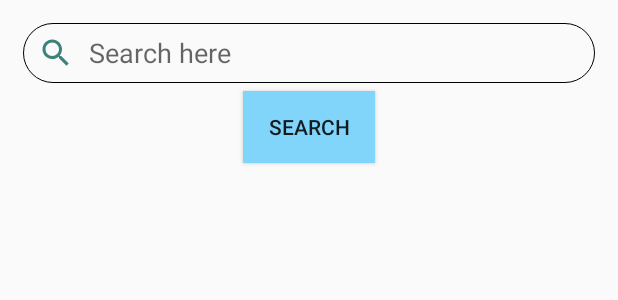
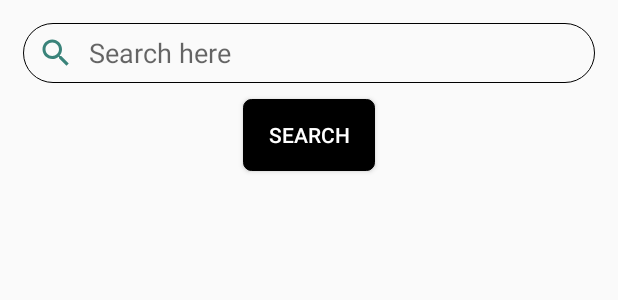
Before and after one commit to krishnakorukanti/QuickIt, an Android app: the layout fragment_dashboard.xml on its own in the app's theme, with its tools: preview values and no code run, on a phone screen of 412 x 824 dp. Shown: the top 300 px of the screen. Run offline under Robolectric (Android 15) with nearby library versions, the phone set to English and light mode, and no system bars; Roboto replaces fonts that are not available here.

Commit message:
opening content in original app

```diff
--- a/Quik/app/src/main/res/drawable-v24/rectangle_bg1.xml
+++ b/Quik/app/src/main/res/drawable-v24/rectangle_bg1.xml
@@ -3,10 +3,10 @@
 
     <stroke android:color="@color/black"
         android:width="0.5dp"/>
-
-    <size android:height="40dp"
+<solid android:color="@color/black"/>
+    <size android:height="30dp"
         android:width="50dp"/>
 
-    <corners android:radius="20dp" />
+    <corners android:radius="5dp" />
 
 </shape>
--- a/Quik/app/src/main/res/layout/fragment_dashboard.xml
+++ b/Quik/app/src/main/res/layout/fragment_dashboard.xml
@@ -23,9 +23,11 @@
         android:id="@+id/btnSearch"
         android:layout_width="wrap_content"
         android:layout_height="wrap_content"
-        android:background="@color/light_blue_200"
+        android:layout_marginTop="5dp"
+        android:background="@drawable/rectangle_bg1"
         android:layout_gravity="center"
-        android:text="Search" />
+        android:text="Search"
+        android:textColor="@color/white"/>
 
     <androidx.recyclerview.widget.RecyclerView
         android:id="@+id/rvRecyclerView"
```
Also changed, not shown: Quik/app/src/main/java/com/masai/quikit/adapter/DetailsAdapter.kt (+7 -0 lines).
